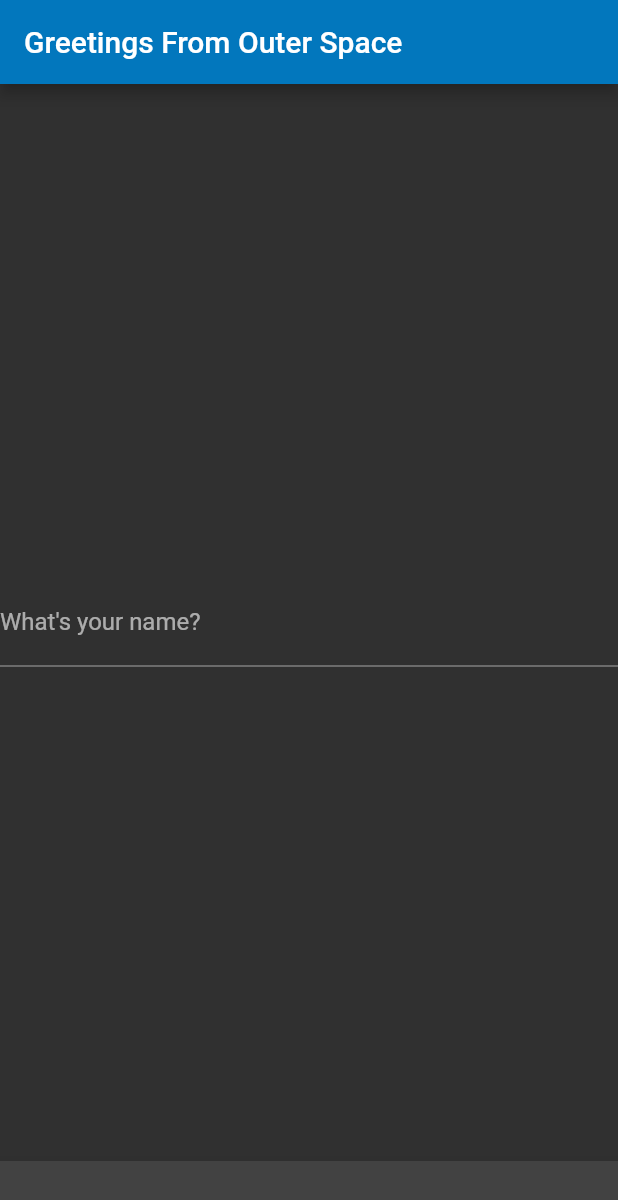
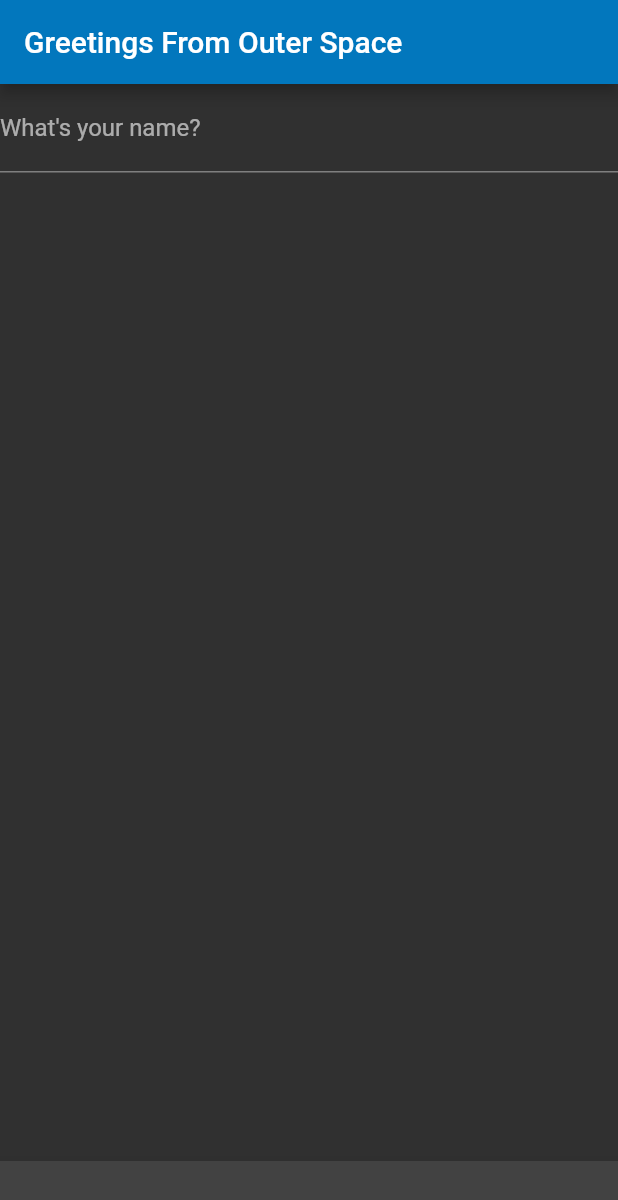
Before and after one commit to aysha-williams-develop/my_simple_flutter_app, a Flutter app: the screen it shows after launch, on a phone screen of 412 x 824 dp. Shown: the top 1200 px of the screen. Run offline on Flutter 3.47's test engine with Material 2 defaults, Android fonts, the phone set to English and light mode, and no system bars.

Commit message:
Add ability to display a greeting to the user
- Created a custom form widget which contains a TextFormField
widget used to capture the user's name, displays the question text
"What's your name?", and displays the greeting: "Hello, <your name>!"

```diff
--- a/lib/GreetingForm.dart
+++ b/lib/GreetingForm.dart
@@ -0,0 +1,46 @@
+import 'package:flutter/material.dart';
+import 'package:flutter/widgets.dart';
+
+class GreetingForm extends StatefulWidget {
+  @override
+  _GreetingFormState createState() => _GreetingFormState();
+}
+
+class _GreetingFormState extends State<GreetingForm> {
+  final textEditingController = TextEditingController();
+  var _greetingText = '';
+
+  @override
+  void initState() {
+    super.initState();
+    textEditingController.addListener(_captureText);
+  }
+
+  @override
+  void dispose() {
+    textEditingController.dispose();
+    super.dispose();
+  }
+
+  void _captureText() {
+    setState(() {
+      _greetingText = "Hello, ${textEditingController.text}!";
+    });
+  }
+
+  @override
+  Widget build(BuildContext context) {
+    return Column(
+        crossAxisAlignment: CrossAxisAlignment.start,
+        children: <Widget>[
+          TextFormField(
+            decoration: const InputDecoration(
+                labelText: 'What\'s your name?',
+                hintText: 'Your Name'
+            ),
+            controller: textEditingController,
+          ),
+          Text(_greetingText)
+        ]);
+  }
+}
--- a/lib/main.dart
+++ b/lib/main.dart
@@ -1,4 +1,6 @@
 import 'package:flutter/material.dart';
+
+import 'GreetingForm.dart';
 
 void main() => runApp(MyApp());
 
@@ -16,12 +18,7 @@ class MyApp extends StatelessWidget {
           title: Text('Greetings From Outer Space'),
         ),
         body: Center(
-          child: TextFormField(
-            decoration: const InputDecoration(
-              labelText: 'What\'s your name?',
-              hintText: 'Your Name'
-            )
-          )
+          child: GreetingForm()
         ),
         bottomNavigationBar: BottomAppBar(
           child: Container(height: 50.0,),
```
